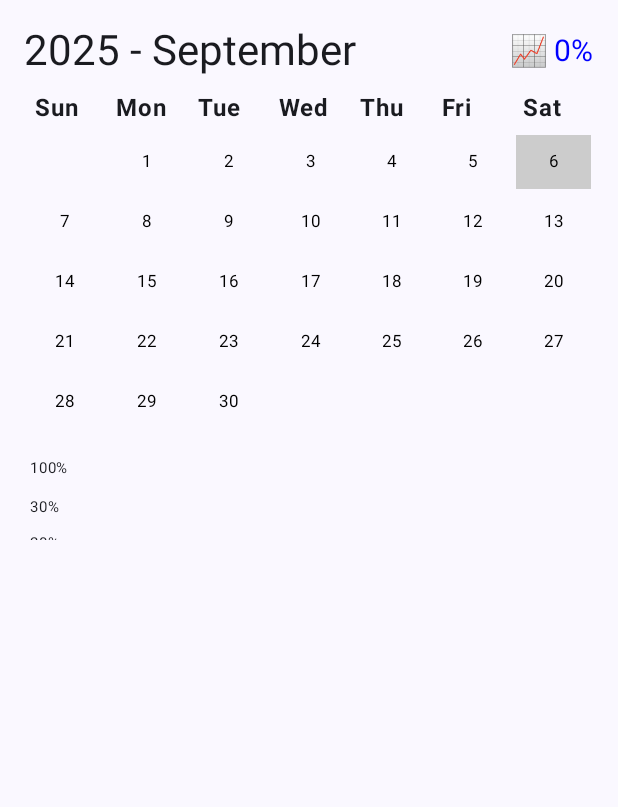
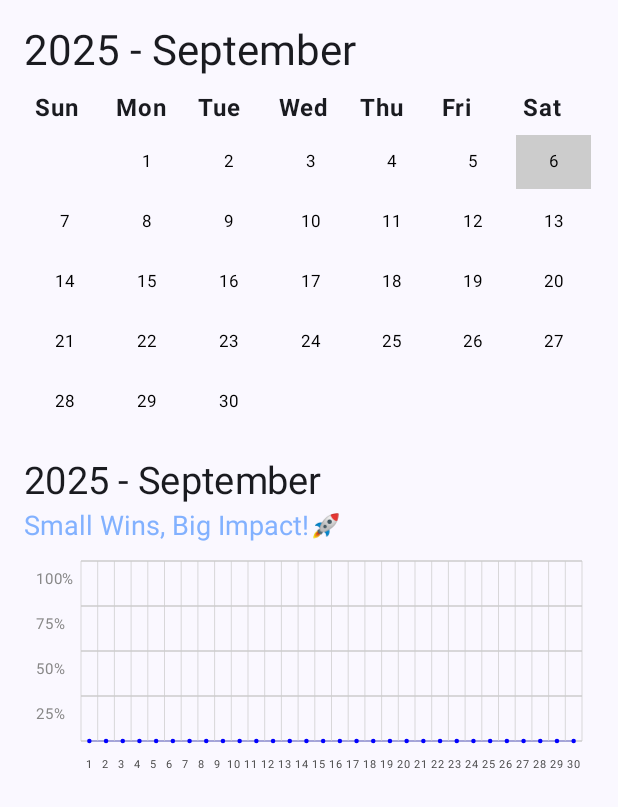
Before and after one commit to editahenriquez/timynice, an Android app built with Jetpack Compose: the screen it shows after launch (MainActivity), on a phone screen of 412 x 824 dp. Shown: the top 807 px of the screen. Run offline under Robolectric (Android 15) with nearby library versions, the phone set to English and light mode, and no system bars; our stand-ins replace Room's generated code.

Commit message:
chart line added

```diff
--- a/app/src/main/java/com/example/timynice/CalendarScreen.kt
+++ b/app/src/main/java/com/example/timynice/CalendarScreen.kt
@@ -1,5 +1,5 @@
 package com.example.timynice
-
+import androidx.compose.foundation.Canvas
 import androidx.compose.foundation.background
 import androidx.compose.foundation.clickable
 import androidx.compose.foundation.layout.*
@@ -11,20 +11,21 @@ import androidx.compose.runtime.collectAsState
 import androidx.compose.runtime.getValue
 import androidx.compose.ui.Alignment
 import androidx.compose.ui.Modifier
+import androidx.compose.ui.geometry.Offset
 import androidx.compose.ui.graphics.Color
+import androidx.compose.ui.platform.LocalDensity
 import androidx.compose.ui.text.font.FontWeight
 import androidx.compose.ui.unit.dp
 import androidx.compose.ui.unit.sp
 import java.time.LocalDate
 import java.time.format.DateTimeFormatter
-
 @Composable
 fun CalendarScreen(
     calendarViewModel: CalendarViewModel,
     onDayClick: (String) -> Unit
 ) {
     val calendarState by calendarViewModel.calendarState.collectAsState()
-
+    val SoftBlue = Color(0xFF82B1FF)
     Column(modifier = Modifier.padding(16.dp)) {
         // Header row: Year-Month and monthly accomplishment %
         Row(
@@ -41,32 +42,27 @@ fun CalendarScreen(
                 style = MaterialTheme.typography.headlineMedium,
                 color = Color.Blue
             )*/
-            val monthlyAccomplishmentText = if (calendarState.calAccomplish >= 100f) {
+
+            /*val monthlyAccomplishmentText = if (calendarState.calAccomplish >= 100f) {
                 "🎉 %.0f%%".format(calendarState.calAccomplish)
             } else {
                 "📈 %.0f%%".format(calendarState.calAccomplish)
             }
-
             Text(
                 text = monthlyAccomplishmentText,
                 style = MaterialTheme.typography.headlineMedium,
                 color = Color.Blue,
                 fontSize = 20.sp
-            )
-
+            )*/
         }
-
         Spacer(modifier = Modifier.height(8.dp))
-
         // Weekday headers
         Row(modifier = Modifier.fillMaxWidth(), horizontalArrangement = Arrangement.SpaceAround) {
             listOf("Sun", "Mon", "Tue", "Wed", "Thu", "Fri", "Sat").forEach {
                 Text(text = it, fontWeight = FontWeight.Bold, modifier = Modifier.width(40.dp), maxLines = 1)
             }
         }
-
         Spacer(modifier = Modifier.height(4.dp))
-
         // Days grid
         LazyVerticalGrid(
             columns = GridCells.Fixed(7),
@@ -74,12 +70,10 @@ fun CalendarScreen(
         ) {
             val firstDayOfMonth = calendarState.yearMonth.atDay(1).dayOfWeek.value % 7 // Sunday=0
             val daysInMonth = calendarState.yearMonth.lengthOfMonth()
-
             // Empty cells to offset first day according to weekday
             items(firstDayOfMonth) {
                 Box(modifier = Modifier.size(40.dp)) {}
             }
-
             // Day cells with accomplishment percentage and click handler
             items(daysInMonth) { dayIndex ->
                 val day = dayIndex + 1
@@ -104,101 +98,166 @@ fun CalendarScreen(
                 }
             }
         }
-
-        Spacer(modifier = Modifier.height(12.dp))
+        Spacer(modifier = Modifier.height(18.dp))
+        Column(
+            modifier = Modifier.padding(bottom = 8.dp)
+        ) {
+            // Top line: Year - month in lowercase
+            Text(
+                text = calendarState.yearMonth.format(DateTimeFormatter.ofPattern("yyyy - MMMM")),
+                style = MaterialTheme.typography.titleMedium,
+                fontSize = 25.sp,
+                fontWeight = FontWeight.Normal
+            )
+            Spacer(modifier = Modifier.height(1.dp))
+            // Second line: Motivational phrase with emoji
+            Text(
+                text = "Small Wins, Big Impact!🚀",
+                style = MaterialTheme.typography.titleLarge,
+                fontSize = 18.sp,
+                //fontWeight = FontWeight.SemiBold,
+                color = SoftBlue,
+            )
+        }
+        Spacer(modifier = Modifier.height(1.dp))
         AccomplishmentChartLine(
             dayAccomplishments = calendarState.dayAccomplishments,
             yearMonth = calendarState.yearMonth
         )
     }
 }
-
 @Composable
 fun AccomplishmentChartLine(
     dayAccomplishments: Map<String, Float>,
     yearMonth: java.time.YearMonth
 ) {
     val daysInMonth = yearMonth.lengthOfMonth()
-    val maxHeight = 60.dp // height for chart vertical scale
-
+    val dataPoints = (1..daysInMonth).map { day ->
+        val dayStr = String.format("%04d-%02d-%02d", yearMonth.year, yearMonth.monthValue, day)
+        dayAccomplishments[dayStr] ?: 0f
+    }
+    val maxHeight = 120.dp // Increased height for y-axis labels
+    val yAxisSteps = listOf(100f, 75f, 50f, 25f, 0f) // Y-axis values
     Column(
         modifier = Modifier
             .fillMaxWidth()
-            .height(maxHeight)
-            .padding(horizontal = 4.dp),
-        horizontalAlignment = Alignment.CenterHorizontally
+            .padding(horizontal = 8.dp),
+        horizontalAlignment = Alignment.Start
     ) {
-        // 100% label and chart points row
-        Row(
-            modifier = Modifier.fillMaxWidth(),
-            verticalAlignment = Alignment.Bottom
+        Box(modifier = Modifier
+            .fillMaxWidth()
+            .height(maxHeight)) {
+            val chartHeightPx = with(LocalDensity.current) { maxHeight.toPx() }
+            Canvas(modifier = Modifier
+                .fillMaxSize()
+                .padding(start = 30.dp)) { // Leave space for y-axis labels
+                //val widthPerDay = (size.width - 30.dp.toPx()) / daysInMonth
+                val widthPerDay = size.width / daysInMonth
+
+                // Draw line
+                /*for (i in 0 until dataPoints.size - 1) {
+                    val startX = i * widthPerDay
+
+                    val startY = chartHeightPx * (1f - dataPoints[i] / 100f)
+                    val endX = (i + 1) * widthPerDay
+                    val endY = chartHeightPx * (1f - dataPoints[i + 1] / 100f)
+                    drawLine(
+                        color = Color.Blue,
+                        start = Offset(startX, startY),
+                        end = Offset(endX, endY),
+                        strokeWidth = 1.dp.toPx()
+                    )
+                }*/
+
+                for (i in 0 until dataPoints.size - 1) {
+                    val startX = i * widthPerDay + widthPerDay / 2f
+                    val startY = chartHeightPx * (1f - dataPoints[i] / 100f)
+                    val endX = (i + 1) * widthPerDay + widthPerDay / 2f
+                    val endY = chartHeightPx * (1f - dataPoints[i + 1] / 100f)
+                    drawLine(
+                        color = Color.Blue,
+                        start = Offset(startX, startY),
+                        end = Offset(endX, endY),
+                        strokeWidth = 1.1.dp.toPx()
+                    )
+                }
+
+
+                // Draw horizontal grid lines and Y-axis values
+                yAxisSteps.forEach { yValue ->
+                    val yPos = chartHeightPx * (1f - yValue / 100f)
+                    drawLine(
+                        color = Color.LightGray,
+                        start = Offset(0f, yPos),
+                        end = Offset(size.width, yPos),
+                        strokeWidth = 1.dp.toPx()
+                    )
+                }
+
+                // Draw vertical grid lines (cuadrícula)
+                for (i in 0..daysInMonth) {
+                    val x = i * widthPerDay
+                    drawLine(
+                        color = Color.LightGray,
+                        start = Offset(x, 0f),
+                        end = Offset(x, size.height),
+                        strokeWidth = 0.5.dp.toPx() // lighter vertical line
+                    )
+                }
+
+                // Add circle markers on top of line segments
+                val markerRadius = 1.5.dp.toPx()
+                dataPoints.forEachIndexed { index, value ->
+                    val x = index * widthPerDay + widthPerDay / 2f
+                    val y = chartHeightPx * (1f - value / 100f)
+                    drawCircle(
+                        color = Color.Blue,
+                        radius = markerRadius,
+                        center = Offset(x, y),
+                    )
+                }
+            }
+            // Y-axis percentage labels
+            Column(
+                modifier = Modifier
+                    .fillMaxHeight()
+                    .padding(start = 0.dp),
+                verticalArrangement = Arrangement.SpaceBetween
             ) {
-            Text(text = "100%", fontSize = 10.sp, modifier = Modifier.width(30.dp))
-            Spacer(modifier = Modifier.width(4.dp))
-
-            // Draw stars "*" for each day where accomplishment >= 80%
-            for (day in 1..daysInMonth) {
-                val dayStr = String.format("%04d-%02d-%02d", yearMonth.year, yearMonth.monthValue, day)
-                val acc = dayAccomplishments[dayStr] ?: 0f
-                Box(
-                    modifier = Modifier
-                        .width(20.dp)
-                        .height(12.dp),
-                    contentAlignment = Alignment.BottomCenter
-                ) {
-                    if (acc >= 80f) {
-                        Text(text = "*", color = Color.Blue, fontSize = 12.sp, fontWeight = FontWeight.Bold)
+                yAxisSteps.forEach { yValue ->
+                    Text(
+                        text = "${yValue.toInt()}%",
+                        fontSize = 10.sp,
+                        modifier = Modifier.height(maxHeight / (yAxisSteps.size - 1)),
+                        color = Color.Gray
+                    )
                 }
             }
         }
-        }
-
-        Spacer(modifier = Modifier.height(2.dp))
-
-        // Middle percentage rows: 30%, 20%, 10% with stars for respective thresholds //modify1:
-        val thresholds = listOf(30, 20, 10)
-        for (threshold in thresholds) {
+        Spacer(modifier = Modifier.height(4.dp))
+        // X-axis day labels
         Row(
-                modifier = Modifier.fillMaxWidth(),
-                verticalAlignment = Alignment.Bottom
+            modifier = Modifier
+                .fillMaxWidth()
+                .padding(start = 30.dp), // aligns with canvas left margin
+            horizontalArrangement = Arrangement.Start
         ) {
-                Text(text = "${threshold}%", fontSize = 10.sp, modifier = Modifier.width(30.dp))
-                Spacer(modifier = Modifier.width(4.dp))
+            val labelWidth = (1f / daysInMonth)
             for (day in 1..daysInMonth) {
-                    val dayStr = String.format("%04d-%02d-%02d", yearMonth.year, yearMonth.monthValue, day)
-                    val acc = dayAccomplishments[dayStr] ?: 0f
                 Box(
                     modifier = Modifier
-                            .width(20.dp)
-                            .height(12.dp),
-                        contentAlignment = Alignment.BottomCenter
+                        .weight(1f)
+                        .padding(horizontal = 0.dp),
+                    contentAlignment = Alignment.Center
                 ) {
-                        if (acc >= threshold && acc < threshold + 10) {
-                            Text(text = "*", color = Color.Blue, fontSize = 12.sp)
-                        }
-                    }
-                }
-            }
-        }
-
-        Spacer(modifier = Modifier.height(4.dp))
-
-        // X axis labels row (days) //modify1:
-        Row(
-            modifier = Modifier.fillMaxWidth(),
-            verticalAlignment = Alignment.CenterVertically
-        ) {
-            Text(text = "0%", fontSize = 10.sp, modifier = Modifier.width(30.dp))
-            Spacer(modifier = Modifier.width(4.dp))
-
-            for (day in 1..daysInMonth) {
                     Text(
                         text = day.toString(),
-                    fontSize = 10.sp,
-                    modifier = Modifier.width(20.dp),
+                        fontSize = 7.sp,
+                        color = Color.DarkGray,
                         maxLines = 1
                     )
                 }
             }
         }
     }
+}
```
Also changed, not shown: 1 other file. Lines whose indentation alone changed are shown as unchanged.
